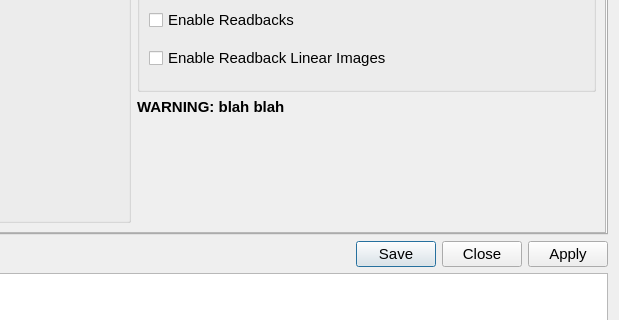
First picture: the form in src/qt_gui/settings_dialog.ui, repository shadps4-emu/shadPS4, before the edit; both pictures show x 351 to 970 and y 346 to 666 of the 970 by 750 pixel window.
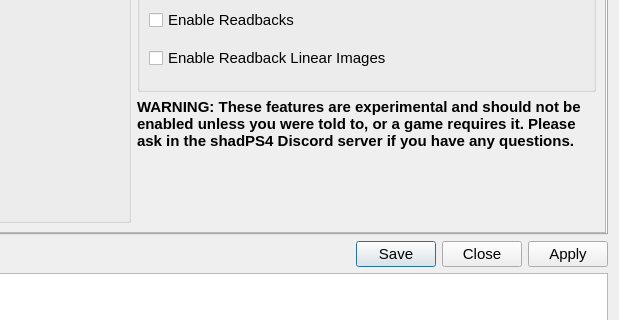
Second picture: the form after the edit. The open tabs and pages were chosen to show the change. Icons and pictures are not drawn.

Commit message: revised warning on experimental group box

```diff
--- a/src/qt_gui/settings_dialog.ui
+++ b/src/qt_gui/settings_dialog.ui
@@ -1932,7 +1932,7 @@
          <x>0</x>
          <y>0</y>
          <width>946</width>
-         <height>536</height>
+         <height>540</height>
         </rect>
        </property>
        <layout class="QVBoxLayout" name="debugTabVLayout" stretch="0,0">
@@ -2183,11 +2183,14 @@
                </font>
               </property>
               <property name="text">
-               <string>WARNING: blah blah</string>
+               <string>WARNING: These features are experimental and should not be enabled unless you were told to, or a game requires it. Please ask in the shadPS4 Discord server if you have any questions.</string>
               </property>
               <property name="alignment">
                <set>Qt::AlignmentFlag::AlignLeading|Qt::AlignmentFlag::AlignLeft|Qt::AlignmentFlag::AlignTop</set>
               </property>
+              <property name="wordWrap">
+               <bool>true</bool>
+              </property>
              </widget>
             </item>
            </layout>
```
Left out of the diff: 16 changed lines with no effect on the pictures.
